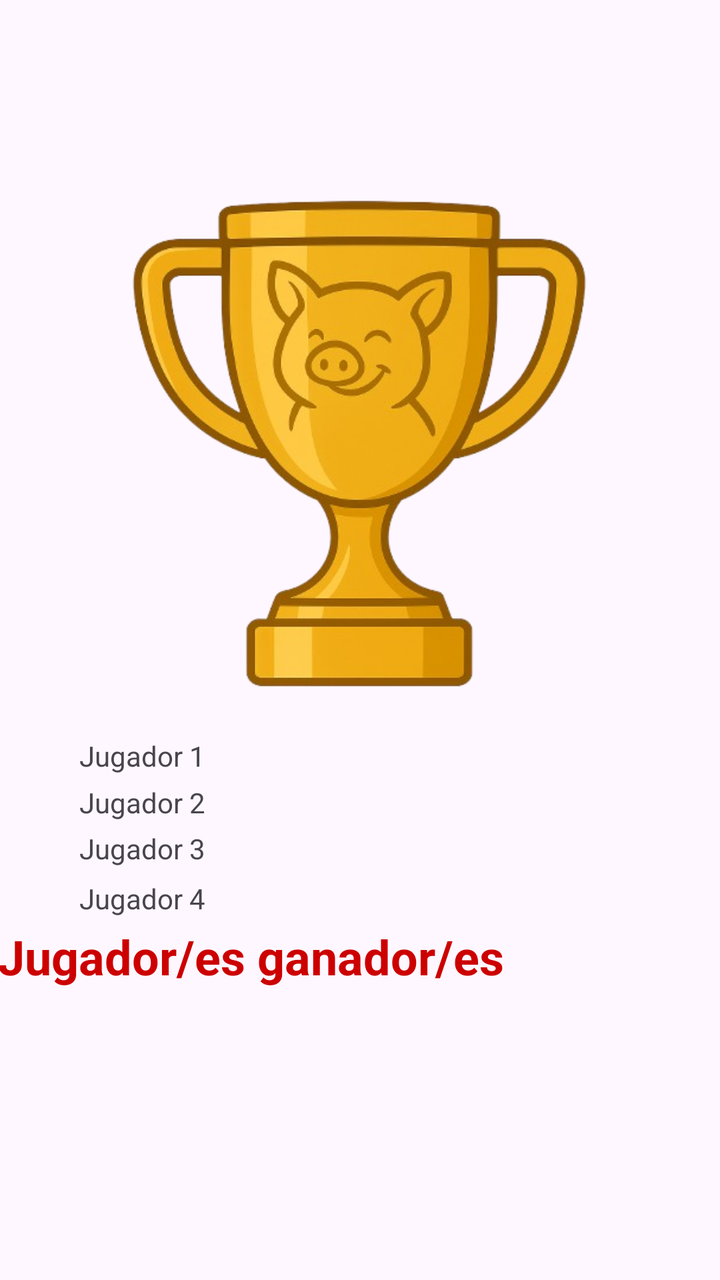
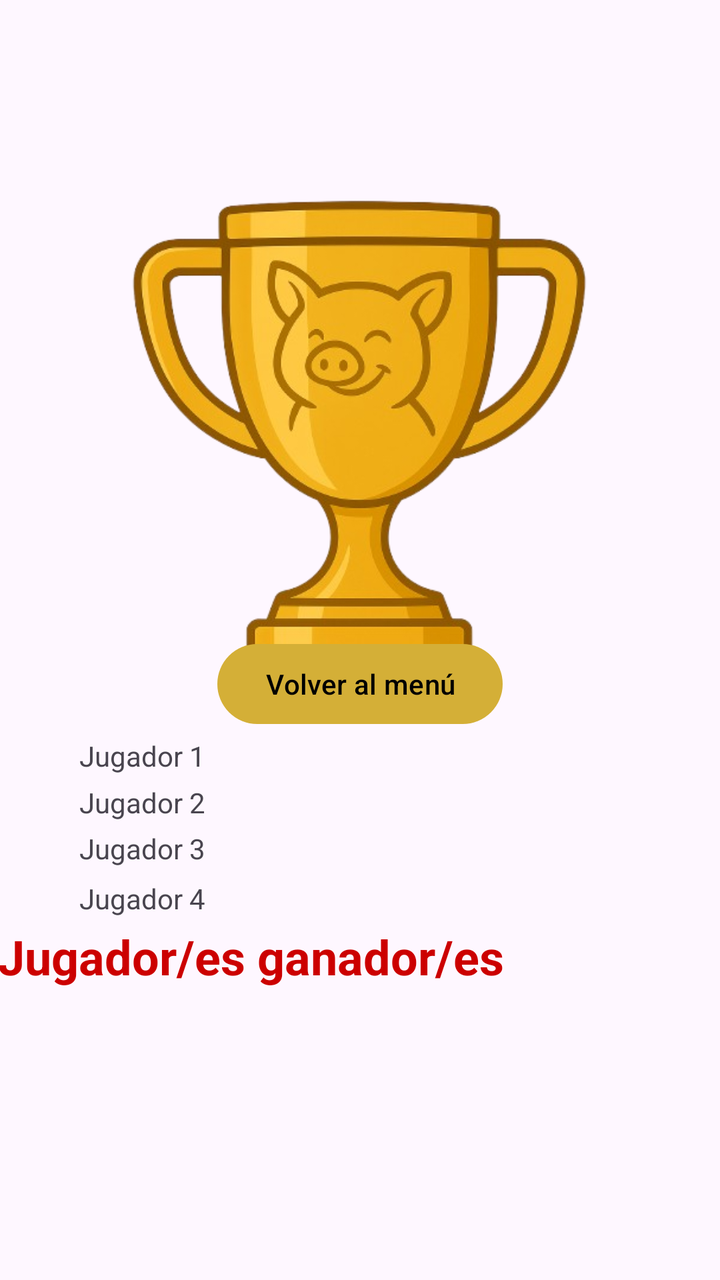

An Android layout rendered at two revisions. The XML below is the earlier revision; the diff shows what the commit changed to produce the second picture.
<!-- AndroidManifest.xml: application theme Theme.PracticaPig -->
<!-- res/layout/activity_ultima.xml -->
<?xml version="1.0" encoding="utf-8"?>
<androidx.constraintlayout.widget.ConstraintLayout xmlns:android="http://schemas.android.com/apk/res/android"
    xmlns:app="http://schemas.android.com/apk/res-auto"
    xmlns:tools="http://schemas.android.com/tools"
    android:layout_width="match_parent"
    android:layout_height="match_parent">

    <ImageView
        android:id="@+id/imageView4"
        android:layout_width="242dp"
        android:layout_height="366dp"
        app:layout_constraintBottom_toBottomOf="parent"
        app:layout_constraintEnd_toEndOf="parent"
        app:layout_constraintHorizontal_bias="0.497"
        app:layout_constraintStart_toStartOf="parent"
        app:layout_constraintTop_toTopOf="parent"
        app:layout_constraintVertical_bias="0.134"
        app:srcCompat="@drawable/copa_pig" />

    <TextView
        android:id="@+id/textJugador3"
        android:layout_width="280dp"
        android:layout_height="25dp"
        android:text="Jugador 3"
        android:visibility="visible"
        app:layout_constraintBottom_toBottomOf="parent"
        app:layout_constraintEnd_toEndOf="parent"
        app:layout_constraintHorizontal_bias="0.496"
        app:layout_constraintStart_toStartOf="parent"
        app:layout_constraintTop_toTopOf="parent"
        app:layout_constraintVertical_bias="0.674" />

    <TextView
        android:id="@+id/textJugador2"
        android:layout_width="280dp"
        android:layout_height="25dp"
        android:text="Jugador 2"
        android:visibility="visible"
        app:layout_constraintBottom_toBottomOf="parent"
        app:layout_constraintEnd_toEndOf="parent"
        app:layout_constraintHorizontal_bias="0.496"
        app:layout_constraintStart_toStartOf="parent"
        app:layout_constraintTop_toTopOf="parent"
        app:layout_constraintVertical_bias="0.637" />

    <TextView
        android:id="@+id/textJugador4"
        android:layout_width="280dp"
        android:layout_height="25dp"
        android:text="Jugador 4"
        android:visibility="visible"
        app:layout_constraintBottom_toBottomOf="parent"
        app:layout_constraintEnd_toEndOf="parent"
        app:layout_constraintHorizontal_bias="0.496"
        app:layout_constraintStart_toStartOf="parent"
        app:layout_constraintTop_toTopOf="parent"
        app:layout_constraintVertical_bias="0.715" />

    <TextView
        android:id="@+id/textJugador1"
        android:layout_width="280dp"
        android:layout_height="25dp"
        android:text="Jugador 1"
        android:visibility="visible"
        app:layout_constraintBottom_toBottomOf="parent"
        app:layout_constraintEnd_toEndOf="parent"
        app:layout_constraintHorizontal_bias="0.496"
        app:layout_constraintStart_toStartOf="parent"
        app:layout_constraintTop_toTopOf="parent"
        app:layout_constraintVertical_bias="0.599" />


    <TextView
        android:id="@+id/textMensajeFinal"
        android:layout_width="363dp"
        android:layout_height="138dp"
        android:text="Jugador/es ganador/es"
        android:textColor="@android:color/holo_red_dark"
        android:textSize="24sp"
        android:textStyle="bold"
        android:visibility="visible"
        app:layout_constraintBottom_toBottomOf="parent"
        app:layout_constraintEnd_toEndOf="parent"
        app:layout_constraintStart_toStartOf="parent"
        app:layout_constraintTop_toTopOf="parent"
        app:layout_constraintVertical_bias="0.92" />

</androidx.constraintlayout.widget.ConstraintLayout>
<!-- resources referenced by this layout -->
<resources>
  <!-- drawable copa_pig: png bitmap (drawable, 167739 bytes) -->
  <style name="Theme.PracticaPig" parent="Base.Theme.PracticaPig" />
  <style name="Base.Theme.PracticaPig" parent="Theme.Material3.DayNight.NoActionBar">
          
          
      </style>
</resources>

<!-- the commit's change to res/layout/activity_ultima.xml (unified diff, before → after) -->
@@ -85,4 +85,17 @@
         app:layout_constraintTop_toTopOf="parent"
         app:layout_constraintVertical_bias="0.92" />
 
+    <Button
+        android:id="@+id/pasarAMenu"
+        android:layout_width="wrap_content"
+        android:layout_height="wrap_content"
+        android:text="Volver al menú"
+        android:textColor="#000000"
+        app:backgroundTint="#D4AF37"
+        app:layout_constraintBottom_toBottomOf="parent"
+        app:layout_constraintEnd_toEndOf="parent"
+        app:layout_constraintStart_toStartOf="parent"
+        app:layout_constraintTop_toTopOf="parent"
+        app:layout_constraintVertical_bias="0.537" />
+
 </androidx.constraintlayout.widget.ConstraintLayout>
